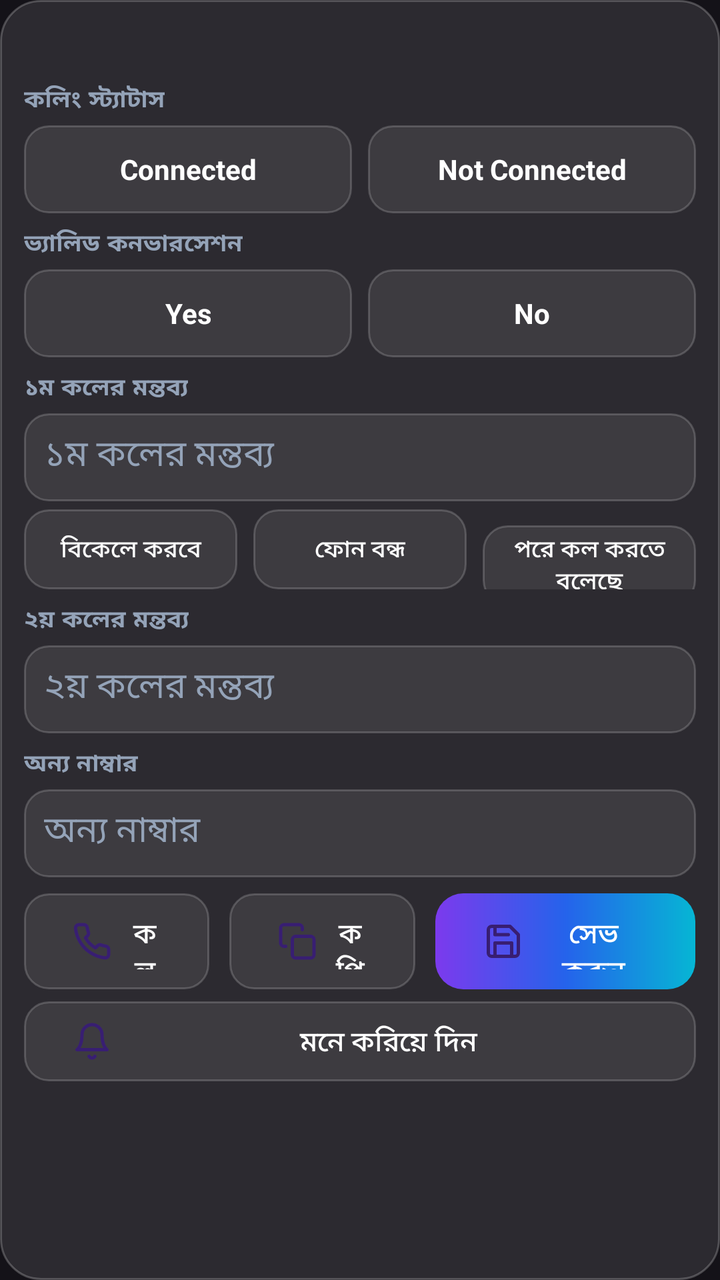
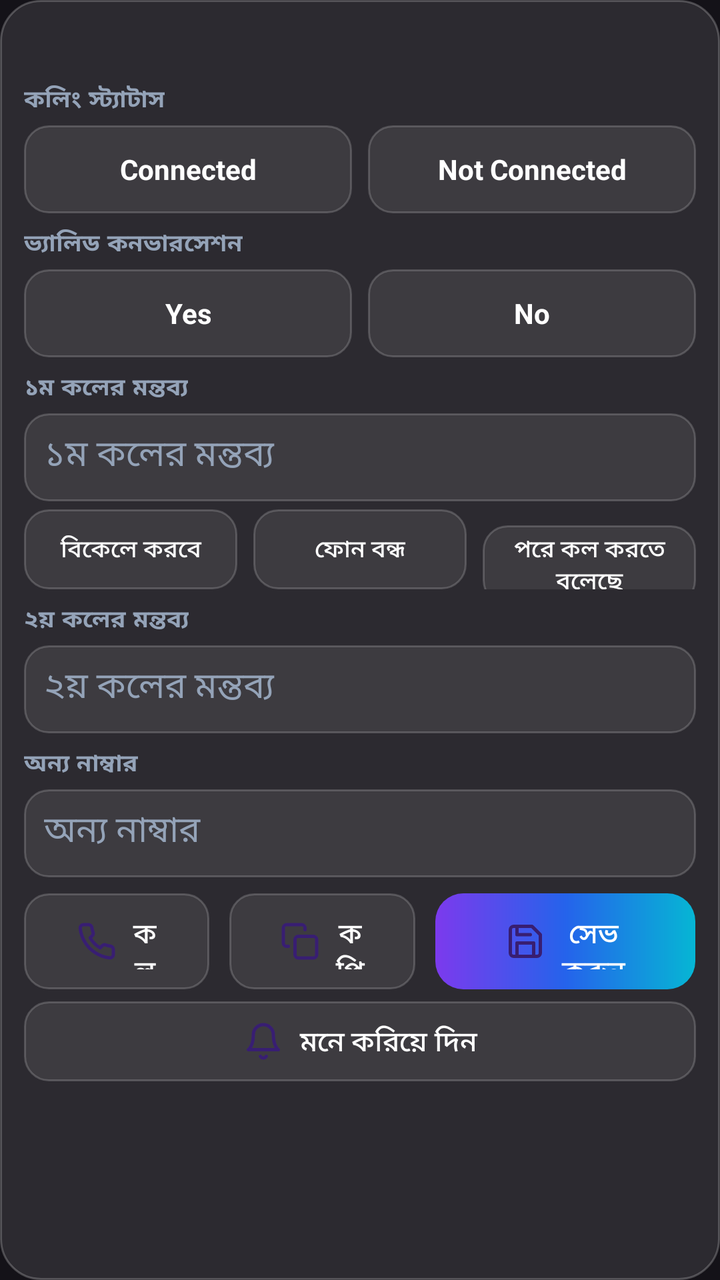

Screens rendered from an Android XML layout before and after an edit, with the pre-edit source and the edit as a unified diff.
<!-- AndroidManifest.xml: application theme Theme.Telesales -->
<!-- res/layout/item_row.xml -->
<?xml version="1.0" encoding="utf-8"?>
<LinearLayout xmlns:android="http://schemas.android.com/apk/res/android"
    xmlns:app="http://schemas.android.com/apk/res-auto"
    android:layout_width="match_parent" android:layout_height="wrap_content"
    android:orientation="vertical" android:background="@drawable/glass_card"
    android:layout_margin="6dp" android:padding="12dp">
    <LinearLayout android:layout_width="match_parent" android:layout_height="wrap_content"
        android:orientation="horizontal" android:gravity="center_vertical">
        <TextView android:id="@+id/tvNumber" android:layout_width="0dp" android:layout_height="wrap_content"
            android:layout_weight="1" android:textSize="17sp" android:textStyle="bold"
            android:textColor="@color/white" />
        <TextView android:id="@+id/tvRow" android:layout_width="wrap_content" android:layout_height="wrap_content"
            android:textSize="12sp" android:textColor="@color/lavender" />
    </LinearLayout>
    <TextView android:id="@+id/tvHistory" android:layout_width="match_parent"
        android:layout_height="wrap_content" android:textSize="12sp" android:textColor="@color/muted_light"
        android:layout_marginTop="4dp" android:visibility="gone" />
    <TextView android:layout_width="wrap_content" android:layout_height="wrap_content"
        android:text="কলিং স্ট্যাটাস" android:textSize="12sp" android:textStyle="bold"
        android:textColor="@color/muted_light" android:letterSpacing="0.05" android:layout_marginTop="6dp" />
    
    <LinearLayout android:layout_width="match_parent" android:layout_height="wrap_content"
        android:orientation="horizontal" android:layout_marginTop="4dp">
        <TextView android:id="@+id/statusChipConn" android:layout_width="0dp" android:layout_height="44dp"
            android:layout_weight="1" android:background="@drawable/glass_field" android:gravity="center"
            android:text="Connected" android:textSize="14sp" android:textStyle="bold"
            android:textColor="@color/white" android:clickable="true" android:focusable="true" />
        <TextView android:id="@+id/statusChipNotConn" android:layout_width="0dp" android:layout_height="44dp"
            android:layout_weight="1" android:layout_marginStart="8dp" android:background="@drawable/glass_field"
            android:gravity="center" android:text="Not Connected" android:textSize="14sp" android:textStyle="bold"
            android:textColor="@color/white" android:clickable="true" android:focusable="true" />
    </LinearLayout>
    <TextView android:layout_width="wrap_content" android:layout_height="wrap_content"
        android:text="ভ্যালিড কনভারসেশন" android:textSize="12sp" android:textStyle="bold"
        android:textColor="@color/muted_light" android:letterSpacing="0.05" android:layout_marginTop="6dp" />
    
    <LinearLayout android:layout_width="match_parent" android:layout_height="wrap_content"
        android:orientation="horizontal" android:layout_marginTop="4dp">
        <TextView android:id="@+id/validChipYes" android:layout_width="0dp" android:layout_height="44dp"
            android:layout_weight="1" android:background="@drawable/glass_field" android:gravity="center"
            android:text="Yes" android:textSize="14sp" android:textStyle="bold"
            android:textColor="@color/white" android:clickable="true" android:focusable="true" />
        <TextView android:id="@+id/validChipNo" android:layout_width="0dp" android:layout_height="44dp"
            android:layout_weight="1" android:layout_marginStart="8dp" android:background="@drawable/glass_field"
            android:gravity="center" android:text="No" android:textSize="14sp" android:textStyle="bold"
            android:textColor="@color/white" android:clickable="true" android:focusable="true" />
    </LinearLayout>
    <TextView android:layout_width="wrap_content" android:layout_height="wrap_content"
        android:text="১ম কলের মন্তব্য" android:textSize="12sp" android:textStyle="bold"
        android:textColor="@color/muted_light" android:letterSpacing="0.05" android:layout_marginTop="6dp" />
    <com.google.android.material.textfield.TextInputEditText android:id="@+id/etRemark1"
        android:layout_width="match_parent" android:layout_height="44dp" android:hint="১ম কলের মন্তব্য"
        android:background="@drawable/glass_field" android:padding="10dp" android:layout_marginTop="4dp"
        android:textColor="@color/white" android:textColorHint="@color/muted_light" />
    
    <LinearLayout android:layout_width="match_parent" android:layout_height="wrap_content"
        android:orientation="horizontal" android:layout_marginTop="4dp">
        <android.widget.Button android:id="@+id/phraseBtn1" android:layout_width="0dp"
            android:layout_height="40dp" android:minHeight="0dp" android:minWidth="0dp" android:layout_weight="1" android:text="বিকেলে করবে"
            android:textSize="12sp" android:background="@drawable/glass_field" android:textColor="@color/white" />
        <android.widget.Button android:id="@+id/phraseBtn2" android:layout_width="0dp"
            android:layout_height="40dp" android:minHeight="0dp" android:minWidth="0dp" android:layout_weight="1" android:layout_marginStart="8dp"
            android:text="ফোন বন্ধ" android:textSize="12sp"
            android:background="@drawable/glass_field" android:textColor="@color/white" />
        <android.widget.Button android:id="@+id/phraseBtn3" android:layout_width="0dp"
            android:layout_height="40dp" android:minHeight="0dp" android:minWidth="0dp" android:layout_weight="1" android:layout_marginStart="8dp"
            android:text="পরে কল করতে বলেছে" android:textSize="12sp"
            android:background="@drawable/glass_field" android:textColor="@color/white" />
    </LinearLayout>
    <TextView android:layout_width="wrap_content" android:layout_height="wrap_content"
        android:text="২য় কলের মন্তব্য" android:textSize="12sp" android:textStyle="bold"
        android:textColor="@color/muted_light" android:letterSpacing="0.05" android:layout_marginTop="6dp" />
    <com.google.android.material.textfield.TextInputEditText android:id="@+id/etRemark2"
        android:layout_width="match_parent" android:layout_height="44dp" android:hint="২য় কলের মন্তব্য"
        android:background="@drawable/glass_field" android:padding="10dp" android:layout_marginTop="4dp"
        android:textColor="@color/white" android:textColorHint="@color/muted_light" />
    <TextView android:layout_width="wrap_content" android:layout_height="wrap_content"
        android:text="অন্য নাম্বার" android:textSize="12sp" android:textStyle="bold"
        android:textColor="@color/muted_light" android:letterSpacing="0.05" android:layout_marginTop="6dp" />
    <com.google.android.material.textfield.TextInputEditText android:id="@+id/etOthers"
        android:layout_width="match_parent" android:layout_height="44dp" android:hint="অন্য নাম্বার"
        android:inputType="phone" android:background="@drawable/glass_field" android:padding="10dp"
        android:layout_marginTop="4dp" android:textColor="@color/white" android:textColorHint="@color/muted_light" />
    <LinearLayout android:layout_width="match_parent" android:layout_height="wrap_content"
        android:orientation="horizontal" android:layout_marginTop="8dp">
        <com.google.android.material.button.MaterialButton android:id="@+id/btnCall" android:layout_width="0dp"
            android:layout_height="48dp" android:layout_weight="1" android:text="কল" android:minWidth="0dp"
            app:icon="@drawable/ic_call" app:iconSize="20dp" app:iconPadding="8dp"
            app:backgroundTint="@null" android:background="@drawable/glass_field" android:textColor="@color/white" />
        <com.google.android.material.button.MaterialButton android:id="@+id/btnCopy" android:layout_width="0dp"
            android:layout_height="48dp" android:layout_weight="1" android:minWidth="0dp"
            android:layout_marginStart="10dp" android:text="কপি"
            app:icon="@drawable/ic_copy" app:iconSize="20dp" app:iconPadding="8dp"
            app:backgroundTint="@null" android:background="@drawable/glass_field" android:textColor="@color/white" />
        <com.google.android.material.button.MaterialButton android:id="@+id/btnSave"
            android:layout_width="0dp" android:layout_height="48dp" android:layout_weight="1.4"
            android:layout_marginStart="10dp" android:text="সেভ করুন"
            app:icon="@drawable/ic_save" app:iconSize="20dp" app:iconPadding="8dp"
            app:backgroundTint="@null" android:background="@drawable/btn_gradient"
            android:textColor="@color/white" />
    </LinearLayout>
    
    <LinearLayout android:layout_width="match_parent" android:layout_height="wrap_content"
        android:orientation="horizontal" android:layout_marginTop="6dp">
        <com.google.android.material.button.MaterialButton android:id="@+id/remindBtn" android:layout_width="match_parent"
            android:layout_height="40dp" android:text="মনে করিয়ে দিন" android:minWidth="0dp"
            app:icon="@drawable/ic_bell" app:iconSize="20dp" app:iconPadding="8dp"
            app:backgroundTint="@null" android:background="@drawable/glass_field" android:textColor="@color/white" />
    </LinearLayout>
</LinearLayout>
<!-- resources referenced by this layout -->
<resources>
  <color name="lavender">#C4B5FD</color>
  <color name="muted_light">#94A3B8</color>
  <color name="white">#FFFFFF</color>
  <!-- drawable btn_gradient (drawable) -->
  <?xml version="1.0" encoding="utf-8"?>
  <shape xmlns:android="http://schemas.android.com/apk/res/android" android:shape="rectangle">
      <corners android:radius="14dp" />
      <gradient android:angle="0" android:startColor="@color/violet" android:centerColor="@color/blue" android:endColor="@color/cyan" />
  </shape>
  <!-- drawable glass_card (drawable) -->
  <?xml version="1.0" encoding="utf-8"?>
  <shape xmlns:android="http://schemas.android.com/apk/res/android" android:shape="rectangle">
      <corners android:radius="20dp" />
      <solid android:color="@color/glass_white" />
      <stroke android:width="1dp" android:color="@color/glass_border" />
  </shape>
  <!-- drawable glass_field (drawable) -->
  <?xml version="1.0" encoding="utf-8"?>
  <shape xmlns:android="http://schemas.android.com/apk/res/android" android:shape="rectangle">
      <corners android:radius="12dp" />
      <solid android:color="@color/field_bg" />
      <stroke android:width="1dp" android:color="@color/field_border" />
  </shape>
  <!-- drawable ic_bell (drawable) -->
  <vector xmlns:android="http://schemas.android.com/apk/res/android"
      android:width="24dp" android:height="24dp" android:viewportWidth="24" android:viewportHeight="24">
      <path android:fillColor="@android:color/transparent" android:strokeColor="@android:color/white" android:strokeWidth="2" android:strokeLineCap="round" android:strokeLineJoin="round" android:pathData="M18,8A6,6 0,0 0 6,8c0,7-3,9-3,9h18s-3,-2-3,-9"/>
      <path android:fillColor="@android:color/transparent" android:strokeColor="@android:color/white" android:strokeWidth="2" android:strokeLineCap="round" android:strokeLineJoin="round" android:pathData="M13.73,21a2,2 0,0 1-3.46,0"/>
  </vector>
  <!-- drawable ic_call (drawable) -->
  <vector xmlns:android="http://schemas.android.com/apk/res/android"
      android:width="24dp" android:height="24dp" android:viewportWidth="24" android:viewportHeight="24">
      <path android:fillColor="@android:color/transparent" android:strokeColor="@android:color/white" android:strokeWidth="2" android:strokeLineCap="round" android:strokeLineJoin="round" android:pathData="M22,16.92v3a2,2 0,0 1-2.18,2 19.79,19.79 0,0 1-8.63,-3.07 19.5,19.5 0,0 1-6,-6 19.79,19.79 0,0 1-3.07,-8.67A2,2 0,0 1 4.11,2h3a2,2 0,0 1 2,1.72 12.84,12.84 0,0 0 0.7,2.81 2,2 0,0 1-0.45,2.11L8.09,9.91a16,16 0,0 0 6,6l1.27,-1.27a2,2 0,0 1 2.11,-0.45 12.84,12.84 0,0 0 2.81,0.7A2,2 0,0 1 22,16.92z"/>
  </vector>
  <!-- drawable ic_copy (drawable) -->
  <vector xmlns:android="http://schemas.android.com/apk/res/android"
      android:width="24dp" android:height="24dp" android:viewportWidth="24" android:viewportHeight="24">
      <path android:fillColor="@android:color/transparent" android:strokeColor="@android:color/white" android:strokeWidth="2" android:strokeLineCap="round" android:strokeLineJoin="round" android:pathData="M11,9h9a2,2 0,0 1 2,2v9a2,2 0,0 1-2,2H11a2,2 0,0 1-2,-2V11a2,2 0,0 1 2,-2z"/>
      <path android:fillColor="@android:color/transparent" android:strokeColor="@android:color/white" android:strokeWidth="2" android:strokeLineCap="round" android:strokeLineJoin="round" android:pathData="M5,15H4a2,2 0,0 1-2,-2V4a2,2 0,0 1 2,-2h9a2,2 0,0 1 2,2v1"/>
  </vector>
  <style name="Theme.Telesales" parent="Theme.Material3.Dark.NoActionBar">
          <item name="colorPrimary">@color/violet</item>
          <item name="colorPrimaryVariant">@color/blue</item>
          <item name="android:textColorPrimary">@color/white</item>
          <item name="android:textColorSecondary">@color/muted_light</item>
      </style>
  <color name="violet">#7C3AED</color>
  <color name="blue">#2563EB</color>
  <color name="cyan">#06B6D4</color>
  <color name="glass_white">#1AFFFFFF</color>
  <color name="glass_border">#38FFFFFF</color>
  <color name="field_bg">#14FFFFFF</color>
  <color name="field_border">#2EFFFFFF</color>
  <!-- unchanged entries left out for length: 1 -->
</resources>

<!-- the commit's change to res/layout/item_row.xml (unified diff, before → after) -->
@@ -84,18 +84,18 @@
     <LinearLayout android:layout_width="match_parent" android:layout_height="wrap_content"
         android:orientation="horizontal" android:layout_marginTop="8dp">
         <com.google.android.material.button.MaterialButton android:id="@+id/btnCall" android:layout_width="0dp"
-            android:layout_height="48dp" android:layout_weight="1" android:text="কল" android:minWidth="0dp"
-            app:icon="@drawable/ic_call" app:iconSize="20dp" app:iconPadding="8dp"
+            android:layout_height="48dp" android:layout_weight="1" android:text="কল" android:minWidth="0dp" android:minHeight="0dp" android:gravity="center" android:textSize="14sp"
+            app:icon="@drawable/ic_call" app:iconSize="20dp" app:iconPadding="8dp" app:iconGravity="textStart"
             app:backgroundTint="@null" android:background="@drawable/glass_field" android:textColor="@color/white" />
         <com.google.android.material.button.MaterialButton android:id="@+id/btnCopy" android:layout_width="0dp"
-            android:layout_height="48dp" android:layout_weight="1" android:minWidth="0dp"
+            android:layout_height="48dp" android:layout_weight="1" android:minWidth="0dp" android:minHeight="0dp" android:gravity="center" android:textSize="14sp"
             android:layout_marginStart="10dp" android:text="কপি"
-            app:icon="@drawable/ic_copy" app:iconSize="20dp" app:iconPadding="8dp"
+            app:icon="@drawable/ic_copy" app:iconSize="20dp" app:iconPadding="8dp" app:iconGravity="textStart"
             app:backgroundTint="@null" android:background="@drawable/glass_field" android:textColor="@color/white" />
         <com.google.android.material.button.MaterialButton android:id="@+id/btnSave"
-            android:layout_width="0dp" android:layout_height="48dp" android:layout_weight="1.4"
+            android:layout_width="0dp" android:layout_height="48dp" android:layout_weight="1.4" android:minHeight="0dp" android:gravity="center" android:textSize="14sp"
             android:layout_marginStart="10dp" android:text="সেভ করুন"
-            app:icon="@drawable/ic_save" app:iconSize="20dp" app:iconPadding="8dp"
+            app:icon="@drawable/ic_save" app:iconSize="20dp" app:iconPadding="8dp" app:iconGravity="textStart"
             app:backgroundTint="@null" android:background="@drawable/btn_gradient"
             android:textColor="@color/white" />
     </LinearLayout>
@@ -103,8 +103,8 @@
     <LinearLayout android:layout_width="match_parent" android:layout_height="wrap_content"
         android:orientation="horizontal" android:layout_marginTop="6dp">
         <com.google.android.material.button.MaterialButton android:id="@+id/remindBtn" android:layout_width="match_parent"
-            android:layout_height="40dp" android:text="মনে করিয়ে দিন" android:minWidth="0dp"
-            app:icon="@drawable/ic_bell" app:iconSize="20dp" app:iconPadding="8dp"
+            android:layout_height="40dp" android:text="মনে করিয়ে দিন" android:minWidth="0dp" android:minHeight="0dp" android:gravity="center"
+            app:icon="@drawable/ic_bell" app:iconSize="20dp" app:iconPadding="8dp" app:iconGravity="textStart"
             app:backgroundTint="@null" android:background="@drawable/glass_field" android:textColor="@color/white" />
     </LinearLayout>
 </LinearLayout>
